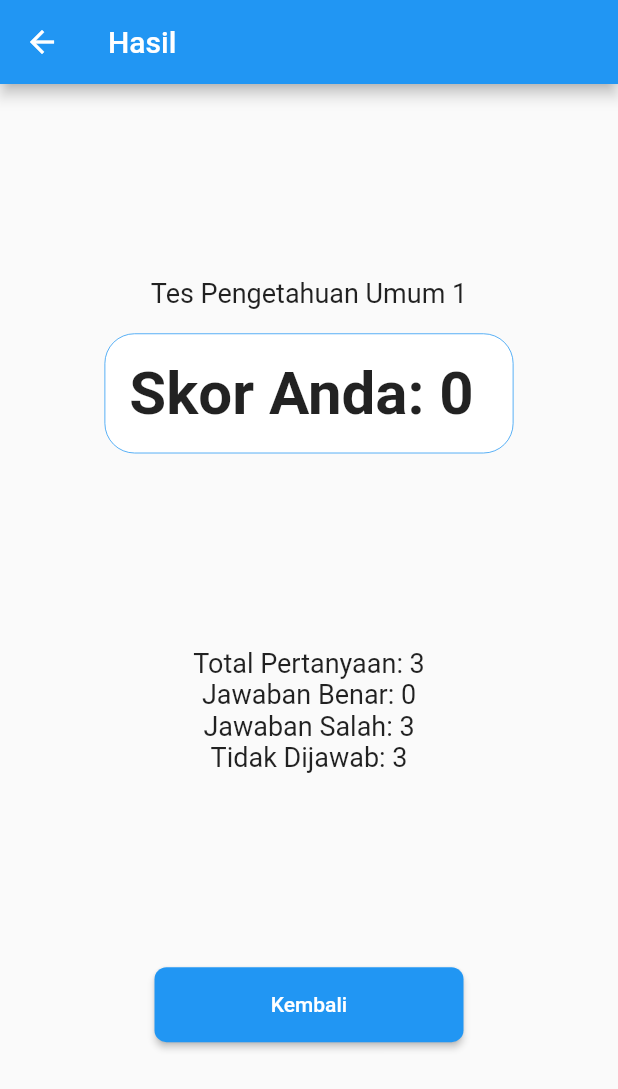
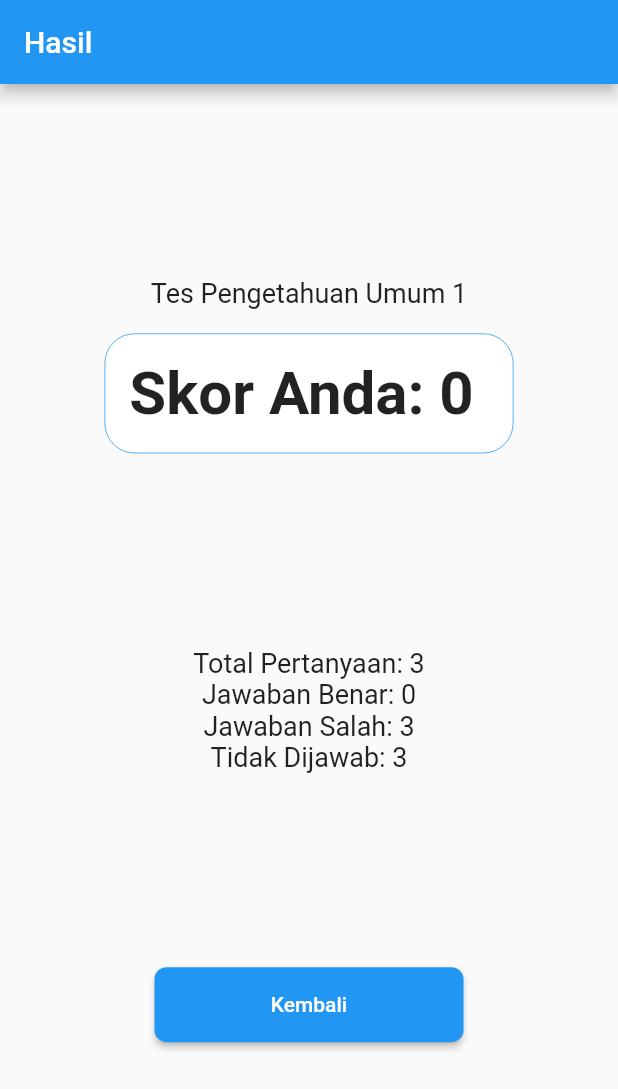
Before and after one commit to muhammadramadhan2045/slicing_quiz, a Flutter app: the ResultView screen opened by its route, on a phone screen of 412 x 824 dp. Shown: the top 1089 px of the screen. Run offline on Flutter 3.47's test engine with Material 2 defaults, Android fonts, the phone set to English and light mode, and no system bars; our stand-ins replace get; network calls fail.

```diff
--- a/lib/app/modules/home/views/home_view.dart
+++ b/lib/app/modules/home/views/home_view.dart
@@ -37,7 +37,7 @@ class HomeView extends GetView<HomeController> {
                   backgroundColor: Colors.white,
                 );
               },
-              child: Text('Mulai Kuis'),
+              child: const Text('Mulai Kuis'),
             ),
           ],
         ),
--- a/lib/app/modules/quiz/controllers/quiz_controller.dart
+++ b/lib/app/modules/quiz/controllers/quiz_controller.dart
@@ -8,10 +8,10 @@ class QuizController extends GetxController {
   var currentQuestionIndex = 0.obs;
   var score = 0.obs;
   var selectedIndices = <int>[].obs;
-  var selectedIndices_temp = <int>[].obs;
+  var selectedIndicesTemp = <int>[].obs;
   var selectedAnswers = <dynamic>[].obs;
 
-  RxInt timeRemaining = 100.obs;
+  RxInt timeRemaining = 600.obs;
   Timer? timer;
 
   @override
@@ -83,20 +83,19 @@ class QuizController extends GetxController {
       selectedAnswers.clear();
     } else {
       if (selectedIndices.isNotEmpty) {
-        int selectedAnswerIndex = selectedIndices[0];
         List<int> correctAnswerIndices =
             questions[currentQuestionIndex.value]['correctIndex'];
+
+        selectedIndicesTemp.add(selectedIndices[0]);
+        print("selectedIndicesTemp: $selectedIndicesTemp");
 
         //update question temp
         questions_temp[currentQuestionIndex.value]['user_answer'] =
             selectedIndices;
+        //
 
-        if (correctAnswerIndices.contains(selectedAnswerIndex)) {
-          score.value++;
-        }
+        checkAnswer(correctAnswerIndices);
       }
-
-      selectedIndices_temp = selectedIndices;
       selectedIndices.clear();
     }
 
@@ -167,6 +166,8 @@ class QuizController extends GetxController {
                       int selectedAnswerIndex = selectedIndices[0];
                       List<int> correctAnswerIndices =
                           questions[currentQuestionIndex.value]['correctIndex'];
+                      selectedIndicesTemp.add(selectedIndices[0]);
+                      debugPrint("selectedIndicesTemp: $selectedIndicesTemp");
 
                       if (correctAnswerIndices.contains(selectedAnswerIndex)) {
                         score.value++;
@@ -177,7 +178,8 @@ class QuizController extends GetxController {
                       questions_temp[currentQuestionIndex.value]
                           ['user_answer'] = selectedIndices;
                     }
-                    selectedIndices.clear();
+
+                    // selectedIndices.clear();
                     stopTimer();
                     Get.toNamed(Routes.RESULT); // Pindah ke halaman hasil
                   },
@@ -228,13 +230,19 @@ class QuizController extends GetxController {
   }
 
   String getFormatTime(int seconds) {
-    int minutes = seconds ~/ 60;
+    int hours = seconds ~/ 3600;
+    int minutes = (seconds % 3600) ~/ 60;
     int remainingSeconds = seconds % 60;
 
+    String hoursString = hours.toString().padLeft(2, '0');
     String minutesString = minutes.toString().padLeft(2, '0');
     String secondsString = remainingSeconds.toString().padLeft(2, '0');
 
-    return '$minutesString:$secondsString';
+    if (hours > 0) {
+      return '$hoursString:$minutesString:$secondsString';
+    } else {
+      return '$minutesString:$secondsString';
+    }
   }
 
   @override
--- a/lib/app/modules/quiz/views/quiz_view.dart
+++ b/lib/app/modules/quiz/views/quiz_view.dart
@@ -214,8 +214,8 @@ class QuizView extends GetView<QuizController> {
                             Image.network(
                               controller.questions[controller
                                   .currentQuestionIndex.value]['image'],
-                              width: 200, // Adjust the width as needed
-                              height: 200,
+                              width: double.infinity,
+                              height: MediaQuery.of(context).size.height * 0.3,
                             ),
                           ...((controller.questions[controller
                                   .currentQuestionIndex
@@ -243,6 +243,7 @@ class QuizView extends GetView<QuizController> {
                                     controller.questions_temp[controller
                                         .currentQuestionIndex
                                         .value]['your_answer'] = value;
+
                                     controller.update();
                                   },
                                 ),
--- a/lib/app/modules/quiz/views/result_view.dart
+++ b/lib/app/modules/quiz/views/result_view.dart
@@ -8,9 +8,12 @@ class ResultView extends GetView<QuizController> {
   @override
   Widget build(BuildContext context) {
     var result = (controller.score.value / controller.questions.length) * 100;
-    return Scaffold(
+    return WillPopScope(
+      onWillPop: () async => false,
+      child: Scaffold(
         appBar: AppBar(
           title: const Text('Hasil'),
+          automaticallyImplyLeading: false,
         ),
         body: Container(
           alignment: Alignment.center,
@@ -86,6 +89,7 @@ class ResultView extends GetView<QuizController> {
             ],
           ),
         ),
+      ),
     );
   }
 
```
Lines whose indentation alone changed are shown as unchanged.
